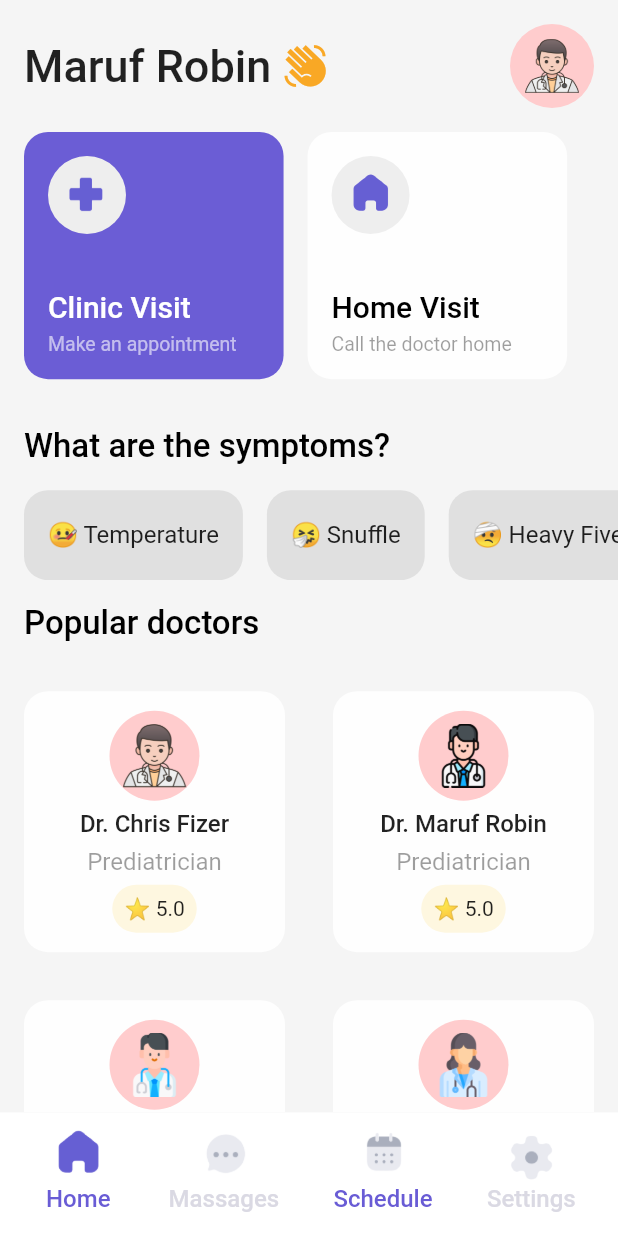
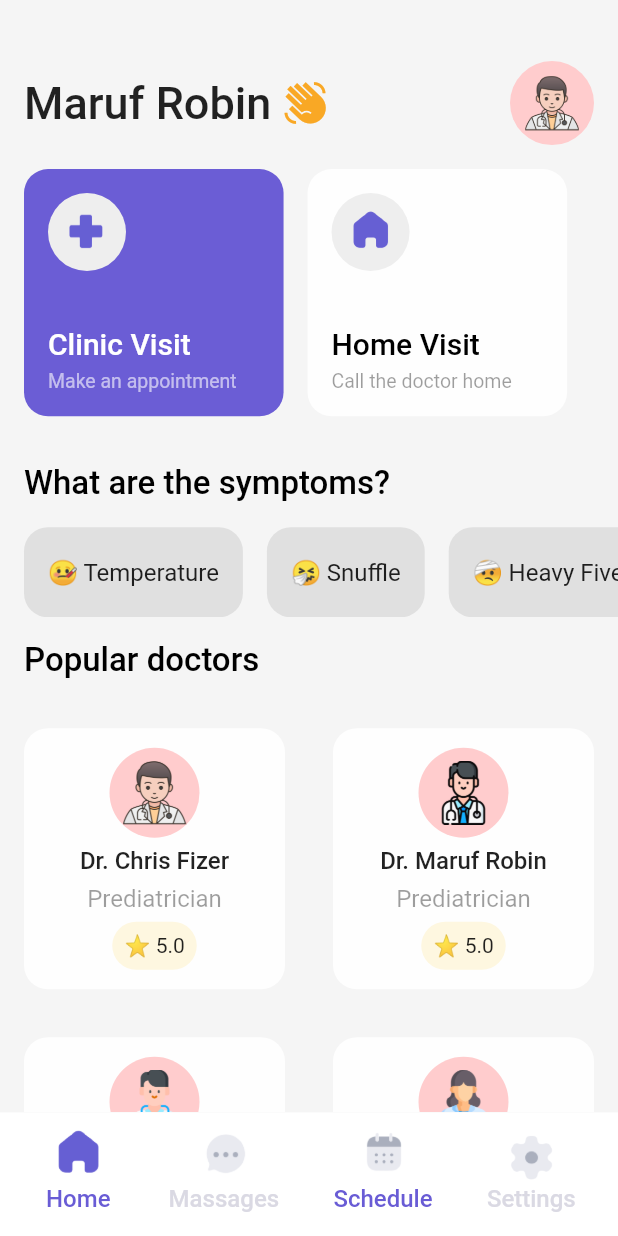
Before and after one commit to marufrobin/medical_app, a Flutter app: the screen it shows after launch, on a phone screen of 412 x 824 dp. Run offline on Flutter 3.47's test engine with Material 2 defaults, Android fonts, the phone set to English and light mode, and no system bars.

Commit message:
status bar transparent.

```diff
--- a/lib/home_page.dart
+++ b/lib/home_page.dart
@@ -11,14 +11,14 @@ class HomePage extends StatelessWidget {
 
   @override
   Widget build(BuildContext context) {
-    return SafeArea(
-      child: Scaffold(
+    return Scaffold(
       backgroundColor: Color(0xffF5F5F5),
       body: SingleChildScrollView(
         child: Column(
           crossAxisAlignment: CrossAxisAlignment.start,
           // mainAxisAlignment: MainAxisAlignment.start,
           children: [
+            SizedBox(height: MediaQuery.of(context).size.height * 0.03),
             Container(
                 padding: EdgeInsets.all(16),
                 child: Column(children: [
@@ -61,7 +61,6 @@ class HomePage extends StatelessWidget {
         ),
       ),
       bottomNavigationBar: BottomNavBar(),
-      ),
     );
   }
 
--- a/lib/main.dart
+++ b/lib/main.dart
@@ -22,9 +22,10 @@ class MyApp extends StatelessWidget {
     SystemChrome.setSystemUIOverlayStyle(
         SystemUiOverlayStyle(statusBarColor: Colors.transparent));
     return MaterialApp(
+        debugShowCheckedModeBanner: false,
         home: Scaffold(
-      body: HomePage(),
-      // bottomNavigationBar: BottomNavBar(),
-    ));
+          body: HomePage(),
+          // bottomNavigationBar: BottomNavBar(),
+        ));
   }
 }
```
Lines whose indentation alone changed are shown as unchanged.
